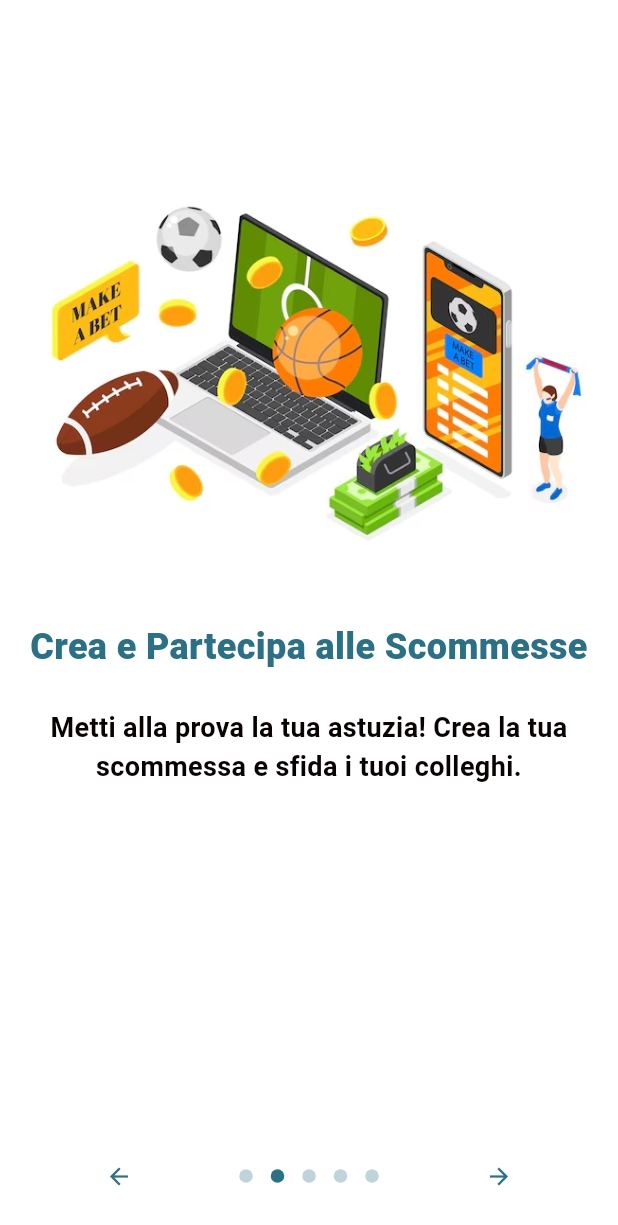
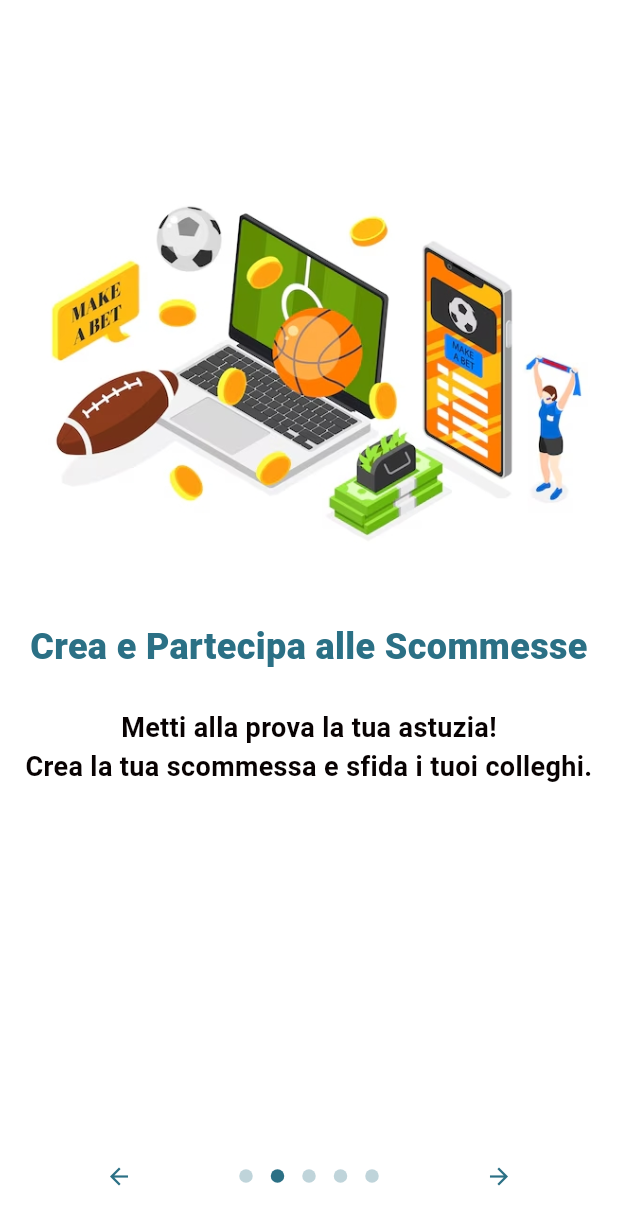
Before and after one commit to morenoboasso/CodeBets, a Flutter app: the screen it shows after launch, swiped to page 2, on a phone screen of 412 x 824 dp. Shown: the top 1225 px of the screen. Run offline on Flutter 3.47's test engine with Material 3 defaults, Android fonts, the phone set to English and light mode, and no system bars; drawn by our look-alikes of introduction_screen; our stand-ins replace auto_size_text, cloud_firestore, firebase_core, get, get_storage, vibration; missing offline and left inert: pwa_install; accounts and stored records are empty.

Commit message:
minor changes

```diff
--- a/lib/widgets/intro_screen.dart
+++ b/lib/widgets/intro_screen.dart
@@ -24,7 +24,7 @@ class IntroScreen extends StatelessWidget {
       PageViewModel(
         image: Image.asset('assets/intro_2.jpg'),
         title: "Crea e Partecipa alle Scommesse",
-        body: "Metti alla prova la tua astuzia! Crea la tua scommessa e sfida i tuoi colleghi.",
+        body: "Metti alla prova la tua astuzia!\nCrea la tua scommessa e sfida i tuoi colleghi.",
         decoration: PageDecoration(
           titleTextStyle: TextStyleBets.onboardTitle,
           bodyTextStyle: TextStyleBets.onboardBody,
@@ -34,7 +34,7 @@ class IntroScreen extends StatelessWidget {
       PageViewModel(
         image: Image.asset('assets/intro_3.jpg'),
         title: "Il Punteggio",
-        body: "Scommetti e guadagna punti!\n5 punti se indovini, 2 se sei il target. Chi arriverà in cima alla classifica?",
+        body: "Scommetti e guadagna punti!\n5 punti se indovini, 2 se sei il target.\nChi arriverà in cima alla classifica?",
         decoration: PageDecoration(
           titleTextStyle: TextStyleBets.onboardTitle,
           bodyTextStyle: TextStyleBets.onboardBody,
@@ -44,7 +44,7 @@ class IntroScreen extends StatelessWidget {
       PageViewModel(
         image: Image.asset('assets/intro_4.jpg'),
         title: "La Classifica",
-        body: "Scala la classifica e diventa il re delle scommesse! Vinci più punti, fai più scommesse e diventa il piu... ludopatico?",
+        body: "Scala la classifica e diventa il re delle scommesse!\nVinci più punti, fai più scommesse e diventa il piu... ludopatico?",
         decoration: PageDecoration(
           titleTextStyle: TextStyleBets.onboardTitle,
           bodyTextStyle: TextStyleBets.onboardBody,
```
